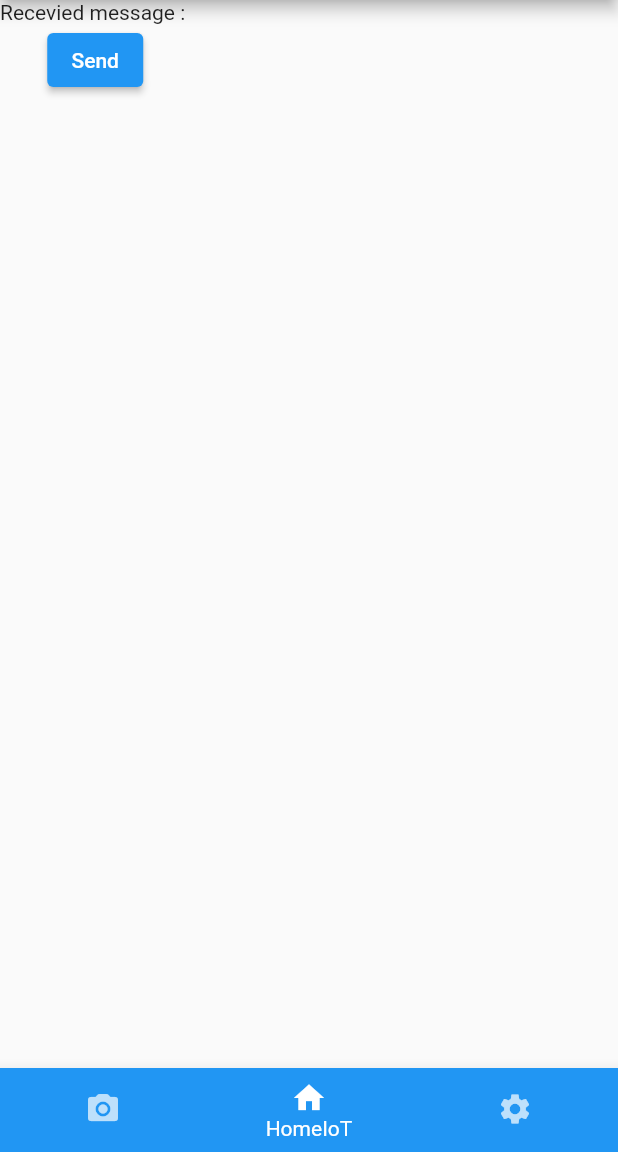
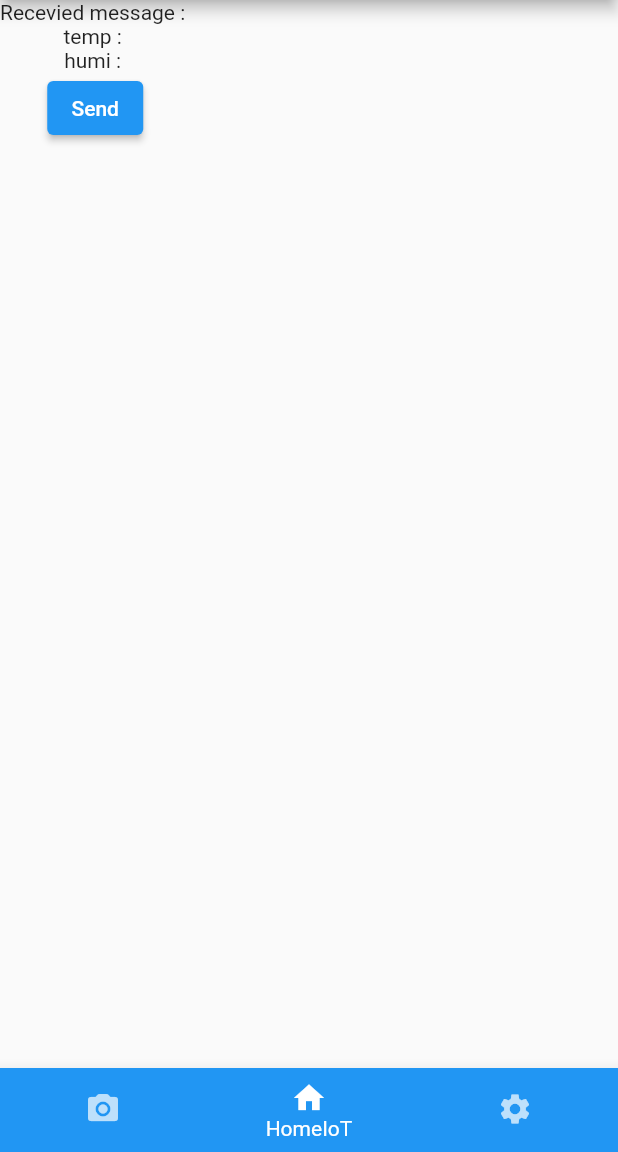
Before and after one commit to yumdari/Home_AIoT_System, a Flutter app: the screen it shows after launch, item 2 of the bottom bar chosen, on a phone screen of 412 x 824 dp, the part 84-1236 px from its top. Run offline on Flutter 3.47's test engine with Material 2 defaults, Android fonts, the phone set to English and light mode, and no system bars; our stand-ins replace date_format, flutter_hooks, flutter_svg, geolocator, timer_builder; missing offline and left inert: flutter_mjpeg, tcp_socket_connection.

Commit message:
feat : 소켓 연결 및 문자열 파싱

```diff
--- a/Mobile/lib/HomeIoT.dart
+++ b/Mobile/lib/HomeIoT.dart
@@ -16,9 +16,12 @@ class _HomeIoTState extends State<HomeIoT> {
   int temp = 0;
   int humi = 0;
 
+  String strTemp = '';
+  String strHumi = '';
+
   static bool isConnected = false;
 
-  TcpSocketConnection socketConnection=TcpSocketConnection("10.10.141.43", 5003);
+  TcpSocketConnection socketConnection=TcpSocketConnection("10.10.141.43", 5000);
 
   /* 페이지 열리면서 바로 실행 */
   @override
@@ -37,9 +40,25 @@ class _HomeIoTState extends State<HomeIoT> {
   //receiving and sending back a custom message
   void messageReceived(String msg){
     int msgLen = msg.length; // 문자열 길이 확인
+    print(msgLen);
+    if(msgLen != 20) {
+      return;
+    }
+    var listSensorVal = msg.split('@');
+    strTemp = listSensorVal[0];
+    strHumi = listSensorVal[1];
+
+    print('splitted temp : ' + strTemp);
     //if(msgLen)
     //var list = valueFromRasp
     setState(() {
+
+      //print('splitted temp : ' + strTemp);
+
+      //print('splitted humi : ' + strHumi);
+      //temp = int.parse(listSensorVal[0]);
+      //humi = int.parse(listSensorVal[1]);
+
       message=msg;
     });
     //socketConnection.sendMessage("MessageIsReceived :D ");
@@ -61,6 +80,8 @@ class _HomeIoTState extends State<HomeIoT> {
           Text(
             'Recevied message : ' + message,
           ),
+          Text('temp : ' + strTemp),
+          Text('humi : ' + strHumi),
           ElevatedButton(onPressed: (){sendMessage('hello, first message');}, child: Text('Send'))
         ],
       ),
```
